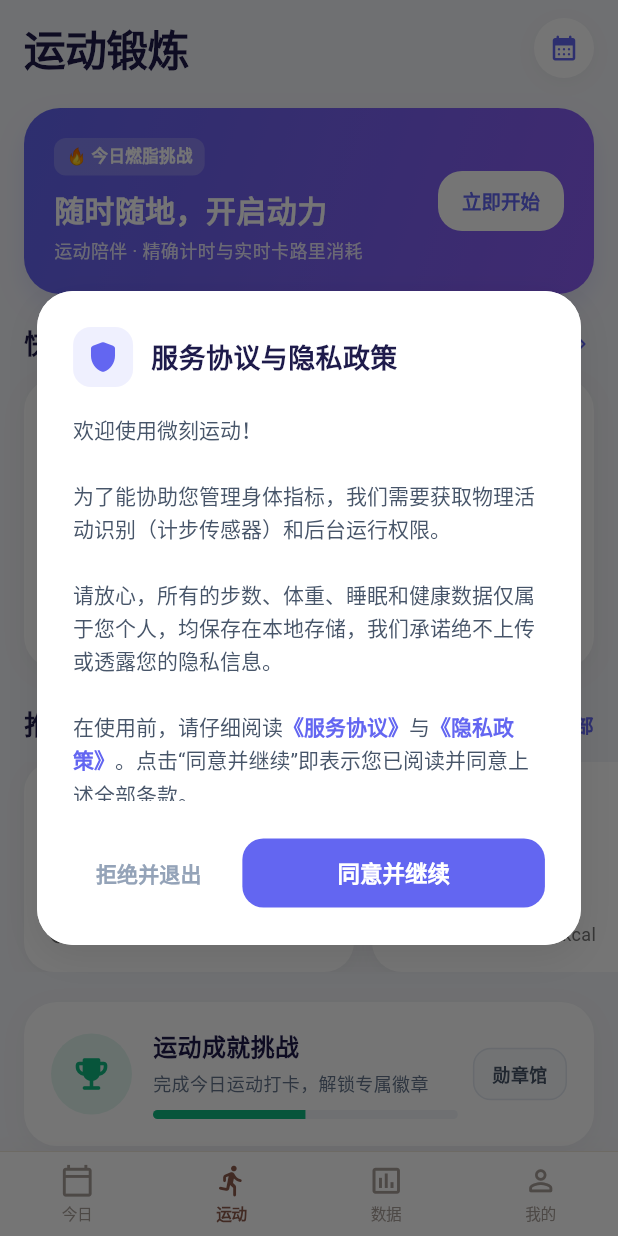
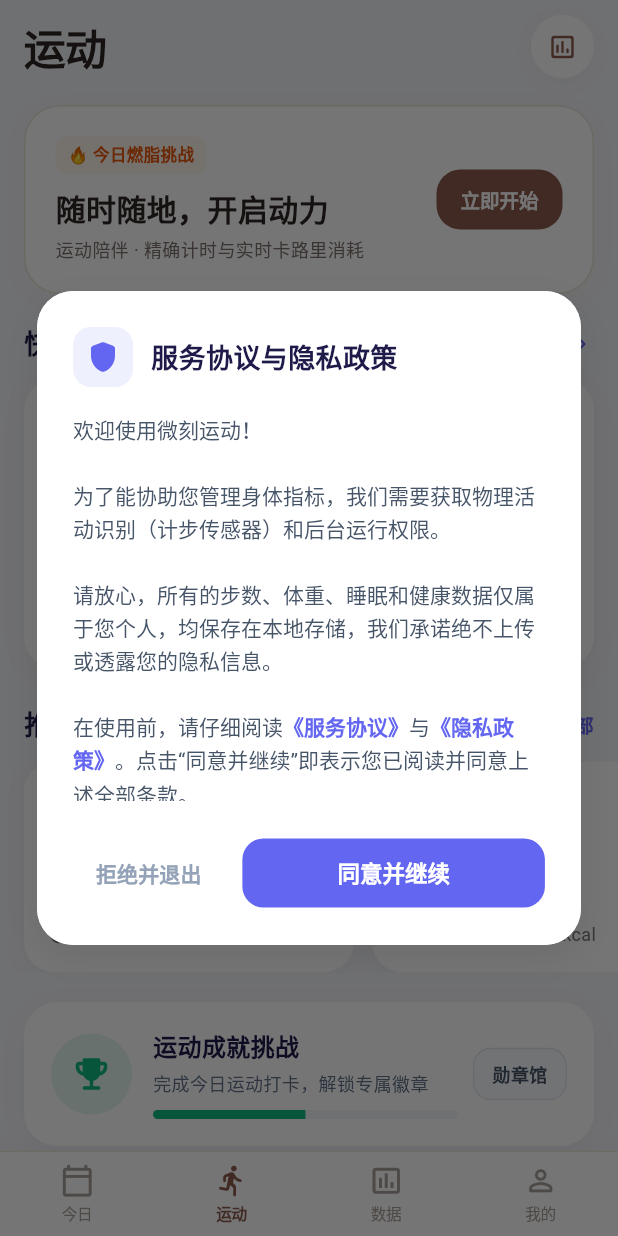
Before and after one commit to xuldqi/yydsxnec, a Flutter app: the SportScreen screen opened by its route, on a phone screen of 412 x 824 dp. Run offline on Flutter 3.47's test engine with Material 3 defaults, Android fonts, the phone set to English and light mode, and no system bars; our stand-ins replace audioplayers, camera, drift, drift_flutter, fl_chart, flutter_local_notifications and 19 more; missing offline and left inert: flutter_foreground_task, google_mlkit_text_recognition, home_widget, record, tflite_flutter; accounts and stored records are empty; generated files the repository leaves out were written again; project files that could hold a hidden picture were left out.

Commit message:
style: unify title bar typography, padding, naming, and background across all 4 main tabs

```diff
--- a/lib/features/reports/reports_host_screen.dart
+++ b/lib/features/reports/reports_host_screen.dart
@@ -37,7 +37,7 @@
             children: [
               // Clean Header: Title on Left + Minimal Capsule Switch (日/周) on Right
               Padding(
-                padding: const EdgeInsets.fromLTRB(20, 10, 16, 8),
+                padding: const EdgeInsets.symmetric(horizontal: 16, vertical: 10),
                 child: Row(
                   mainAxisAlignment: MainAxisAlignment.spaceBetween,
                   children: [
--- a/lib/features/sport/sport_screen.dart
+++ b/lib/features/sport/sport_screen.dart
@@ -16,12 +16,15 @@
       backgroundColor: const Color(0xFFF3F4F8),
       body: SafeArea(
         bottom: false,
+        child: Column(
+          children: [
+            _buildHeader(),
+            Expanded(
               child: SingleChildScrollView(
                 padding: const EdgeInsets.only(bottom: 110),
                 child: Column(
                   crossAxisAlignment: CrossAxisAlignment.start,
                   children: [
-              _buildHeader(),
                     _buildBannerSection(),
                     _buildQuickSportSection(),
                     _buildTrainingRecommendSection(),
@@ -30,29 +33,32 @@
                 ),
               ),
             ),
+          ],
+        ),
+      ),
     );
   }
 
   Widget _buildHeader() {
     return Padding(
-      padding: const EdgeInsets.symmetric(horizontal: 16, vertical: 12),
+      padding: const EdgeInsets.symmetric(horizontal: 16, vertical: 10),
       child: Row(
         mainAxisAlignment: MainAxisAlignment.spaceBetween,
         children: [
           const Text(
-            '运动锻炼',
+            '运动',
             style: TextStyle(
               fontSize: 28,
               fontWeight: FontWeight.w900,
-              color: Color(0xFF1E1B4B),
+              color: Color(0xFF2D2522),
               letterSpacing: -0.5,
             ),
           ),
           GestureDetector(
             onTap: () => context.push('/reports'),
             child: Container(
-              width: 40,
-              height: 40,
+              width: 42,
+              height: 42,
               decoration: BoxDecoration(
                 color: Colors.white,
                 shape: BoxShape.circle,
@@ -61,12 +67,13 @@
                     color: Color(0x0A000000),
                     blurRadius: 10,
                     offset: Offset(0, 3),
-                  )
+                  ),
                 ],
+                border: Border.all(color: Colors.white.withValues(alpha: 0.9), width: 1.5),
               ),
               child: const Icon(
-                Icons.calendar_month_rounded,
-                color: Color(0xFF6366F1),
+                Icons.insert_chart_outlined_rounded,
+                color: Color(0xFF8D5B4C),
                 size: 20,
               ),
             ),
@@ -81,17 +88,14 @@
       margin: const EdgeInsets.only(top: 8, left: 16, right: 16),
       padding: const EdgeInsets.all(20),
       decoration: BoxDecoration(
-        gradient: const LinearGradient(
-          colors: [Color(0xFF6366F1), Color(0xFF8B5CF6)],
-          begin: Alignment.topLeft,
-          end: Alignment.bottomRight,
-        ),
+        color: Colors.white,
         borderRadius: BorderRadius.circular(24),
+        border: Border.all(color: const Color(0xFFECE4D8), width: 1.0),
         boxShadow: const [
           BoxShadow(
-            color: Color(0x286366F1),
+            color: Color(0x087A533E),
             blurRadius: 16,
-            offset: Offset(0, 8),
+            offset: Offset(0, 4),
           ),
         ],
       ),
@@ -104,13 +108,13 @@
                 Container(
                   padding: const EdgeInsets.symmetric(horizontal: 8, vertical: 4),
                   decoration: BoxDecoration(
-                    color: Colors.white.withValues(alpha: 0.2),
+                    color: const Color(0xFFFFF7ED),
                     borderRadius: BorderRadius.circular(8),
                   ),
                   child: const Text(
                     '🔥 今日燃脂挑战',
                     style: TextStyle(
-                      color: Colors.white,
+                      color: Color(0xFFEA580C),
                       fontSize: 11,
                       fontWeight: FontWeight.bold,
                     ),
@@ -120,16 +124,16 @@
                 const Text(
                   '随时随地，开启动力',
                   style: TextStyle(
-                    color: Colors.white,
+                    color: Color(0xFF2D2522),
                     fontSize: 20,
                     fontWeight: FontWeight.w900,
                   ),
                 ),
                 const SizedBox(height: 4),
-                Text(
+                const Text(
                   '运动陪伴 · 精确计时与实时卡路里消耗',
                   style: TextStyle(
-                    color: Colors.white.withValues(alpha: 0.85),
+                    color: Color(0xFF7D726D),
                     fontSize: 12,
                   ),
                 ),
@@ -139,8 +143,8 @@
           ElevatedButton(
             onPressed: () => context.push('/count-time?type=户外跑'),
             style: ElevatedButton.styleFrom(
-              backgroundColor: Colors.white,
-              foregroundColor: const Color(0xFF6366F1),
+              backgroundColor: const Color(0xFF8D5B4C),
+              foregroundColor: Colors.white,
               padding: const EdgeInsets.symmetric(horizontal: 16, vertical: 10),
               shape: RoundedRectangleBorder(borderRadius: BorderRadius.circular(16)),
               elevation: 0,
```
Also changed, not shown: lib/features/profile/profile_screen.dart (+48 -14 lines). Lines whose indentation alone changed are shown as unchanged.
